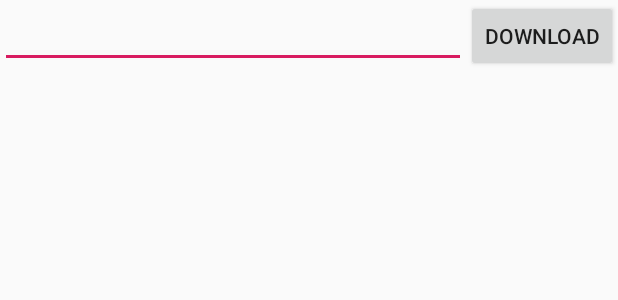
After one commit to eversalazarvargas/FileDownloader, an Android app: the layout fragment_download.xml on its own in the app's theme, with its tools: preview values and no code run, on a phone screen of 412 x 824 dp. The commit adds this screen. Shown: the top 300 px of the screen. Run offline under Robolectric (Android 15) with nearby library versions, the phone set to English and light mode, and no system bars.

Commit message:
create some UI to test the downloader

```diff
--- a/app/src/main/AndroidManifest.xml
+++ b/app/src/main/AndroidManifest.xml
@@ -3,13 +3,14 @@
     package="com.everardo.sample">
 
     <application
+        android:name=".DownloadApplication"
         android:allowBackup="true"
         android:icon="@mipmap/ic_launcher"
         android:label="@string/app_name"
         android:roundIcon="@mipmap/ic_launcher_round"
         android:supportsRtl="true"
         android:theme="@style/AppTheme">
-        <activity android:name=".MainActivity">
+        <activity android:name=".activity.DemoActivity">
             <intent-filter>
                 <action android:name="android.intent.action.MAIN" />
 
--- a/app/src/main/res/layout/activity_main.xml
+++ b/app/src/main/res/layout/activity_main.xml
@@ -1,5 +1,5 @@
 <?xml version="1.0" encoding="utf-8"?>
-<android.support.constraint.ConstraintLayout xmlns:android="http://schemas.android.com/apk/res/android"
+<androidx.constraintlayout.ConstraintLayout xmlns:android="http://schemas.android.com/apk/res/android"
     xmlns:app="http://schemas.android.com/apk/res-auto"
     xmlns:tools="http://schemas.android.com/tools"
     android:layout_width="match_parent"
@@ -15,4 +15,4 @@
         app:layout_constraintRight_toRightOf="parent"
         app:layout_constraintTop_toTopOf="parent" />
 
-</android.support.constraint.ConstraintLayout>
+</androidx.constraintlayout.ConstraintLayout>
--- /dev/null
+++ b/app/src/main/res/layout/fragment_download.xml
@@ -0,0 +1,21 @@
+<?xml version="1.0" encoding="utf-8"?>
+<androidx.constraintlayout.widget.ConstraintLayout xmlns:android="http://schemas.android.com/apk/res/android"
+    android:layout_width="match_parent"
+    android:layout_height="match_parent"
+    xmlns:app="http://schemas.android.com/apk/res-auto">
+
+    <EditText
+        android:id="@+id/file_url_text"
+        app:layout_constraintStart_toStartOf="parent"
+        app:layout_constraintEnd_toStartOf="@id/download_btn"
+        android:layout_width="0dp"
+        android:layout_height="wrap_content" />
+
+    <Button
+        android:id="@+id/download_btn"
+        android:text="Download"
+        app:layout_constraintRight_toRightOf="parent"
+        android:layout_width="wrap_content"
+        android:layout_height="wrap_content" />
+
+</androidx.constraintlayout.widget.ConstraintLayout>
--- a/filedownloader/build.gradle
+++ b/filedownloader/build.gradle
@@ -60,7 +60,7 @@ dependencies {
 
     implementation fileTree(dir: 'libs', include: ['*.jar'])
 
-    implementation 'com.android.support:appcompat-v7:28.0.0'
+    implementation 'androidx.appcompat:appcompat:1.1.0-beta01'
     implementation "org.jetbrains.kotlin:kotlin-stdlib-jdk7:$kotlin_version"
 
     testImplementation 'junit:junit:4.12'
--- a/filedownloader/src/main/java/com/everardo/filedownloader/Notifier.kt
+++ b/filedownloader/src/main/java/com/everardo/filedownloader/Notifier.kt
@@ -6,7 +6,7 @@ import android.net.Uri
 import android.os.Bundle
 import android.os.Handler
 import android.os.Message
-import android.support.v4.util.ArrayMap
+import androidx.collection.ArrayMap
 import com.everardo.filedownloader.data.repository.DataStatusChange
 import com.everardo.filedownloader.data.repository.DownloadRepository
 
@@ -22,7 +22,7 @@ internal class NotifierImpl(private val context: Context, private val fileDownlo
         const val DATA_EXTRA = "dataExtra"
     }
 
-    private val listenersMap = ArrayMap<DownloadToken, DownloadListener>()
+    private val listenersMap = androidx.collection.ArrayMap<DownloadToken, DownloadListener>()
     private val handler = object : Handler(context.mainLooper) {
         override fun handleMessage(msg: Message) {
             if (msg.what == NOTIFY_STATUS_MSG) {
--- a/filedownloader/src/main/java/com/everardo/filedownloader/downloader/Downloader.kt
+++ b/filedownloader/src/main/java/com/everardo/filedownloader/downloader/Downloader.kt
@@ -8,6 +8,8 @@ interface Downloader {
 
 internal class DefaultDownloader: Downloader {
     override fun downloadFile(downloadToken: DownloadToken, timeout: Long, progressWriter: ProgressWriter): DownloadResult {
-        TODO("not implemented") //To change body of created functions use File | Settings | File Templates.
+        //TODO not implemented
+
+        return DownloadResult.SUCCESSFUL
     }
 }
--- a/filedownloader/src/main/java/com/everardo/filedownloader/service/ServiceHandler.kt
+++ b/filedownloader/src/main/java/com/everardo/filedownloader/service/ServiceHandler.kt
@@ -92,6 +92,9 @@ internal class ServiceHandler(looper: Looper,
                     downloadTasks.remove(token)
                 }
 
+                //TODO Remove this log
+                Log.i("PROBANDO", "downloaded of file ${token.fileName} finished")
+
                 // use db manager to check if there are still pending downloads
                 // if not then stopSelf()
                 if (downloadTasks.isEmpty()) {
--- a/gradle.properties
+++ b/gradle.properties
@@ -6,6 +6,8 @@
 # http://www.gradle.org/docs/current/userguide/build_environment.html
 # Specifies the JVM arguments used for the daemon process.
 # The setting is particularly useful for tweaking memory settings.
+android.enableJetifier=true
+android.useAndroidX=true
 org.gradle.jvmargs=-Xmx1536m
 # When configured, Gradle will run in incubating parallel mode.
 # This option should only be used with decoupled projects. More details, visit
```
Also changed, not shown: app/build.gradle (+6 -2 lines), app/src/main/java/com/everardo/sample/DownloadApplication.kt (added, +27 -0 lines), app/src/main/java/com/everardo/sample/MainActivity.java (deleted, +0 -13 lines), app/src/main/java/com/everardo/sample/activity/DemoActivity.kt (added, +21 -0 lines), app/src/main/java/com/everardo/sample/fragment/FragmentDownload.kt (added, +46 -0 lines), app/src/main/java/com/everardo/sample/viewmodel/DownloadViewModel.kt (added, +29 -0 lines), app/src/main/java/com/everardo/sample/viewmodel/DownloadViewModelFactory.kt (added, +15 -0 lines), app/src/main/res/layout/activity_demo.xml (added, +11 -0 lines), filedownloader/src/main/java/com/everardo/filedownloader/data/repository/DownloadRepository.kt (+4 -4 lines).
